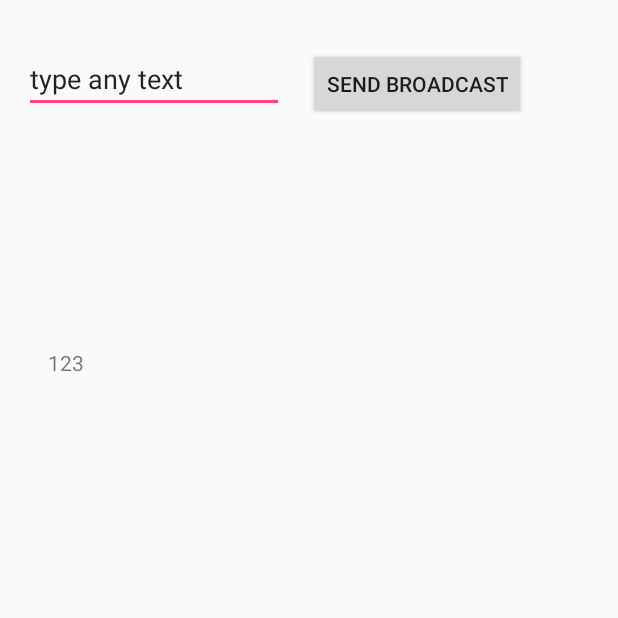
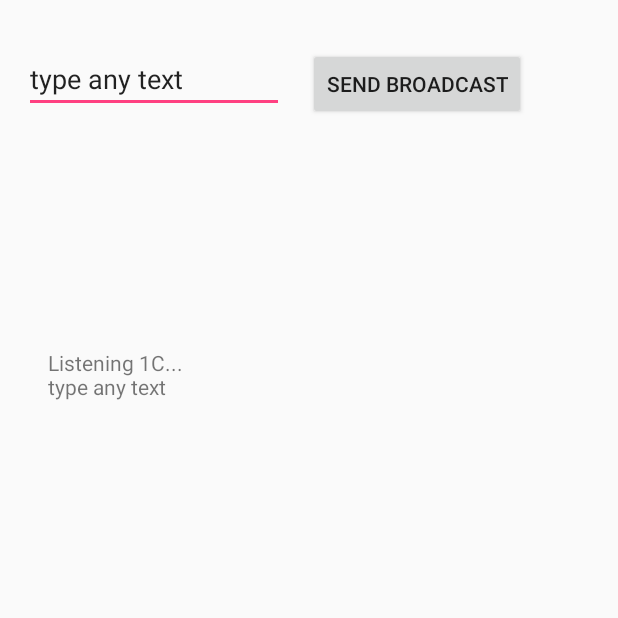
Before and after one commit to fanat1k/tcp-server, an Android app: the screen it shows after launch (MainActivity), after a tap on "SEND BROADCAST", on a phone screen of 412 x 824 dp, the top half of it. Run offline under Robolectric (Android 15) with nearby library versions, the phone set to English and light mode, and no system bars.

Commit message:
add client/server (update)

```diff
--- a/socket-server/app/src/main/java/com/pereginiak/tcp_server/MainActivity.java
+++ b/socket-server/app/src/main/java/com/pereginiak/tcp_server/MainActivity.java
@@ -82,9 +82,12 @@ public class MainActivity extends Activity {
         localBroadcastListener = new BroadcastReceiver() {
             @Override
             public void onReceive(Context context, Intent intent) {
-                Log.i(TAG, "onReceiveLocalBroadcast");
+                String inputMessage = intent.getStringExtra(Constants.EXTRA_MESSAGE);
+                Log.i(TAG, "onReceiveLocalBroadcast: " + inputMessage);
+
                 TextView outputView = (TextView) findViewById(R.id.outputView);
-                outputView.setText("123");
+                outputView.append("\n");
+                outputView.append(inputMessage);
             }
         };
 
--- a/socket-server/app/src/main/res/layout/activity_main.xml
+++ b/socket-server/app/src/main/res/layout/activity_main.xml
@@ -29,5 +29,6 @@
             android:layout_height="448dp"
             android:id="@+id/outputView" app:layout_constraintStart_toStartOf="parent" android:layout_marginStart="16dp"
             android:layout_marginEnd="16dp" app:layout_constraintEnd_toEndOf="parent" app:layout_constraintBottom_toBottomOf="parent"
-            android:layout_marginBottom="16dp" android:layout_marginTop="24dp" app:layout_constraintTop_toBottomOf="@+id/sendBroadcast"/>
+            android:layout_marginBottom="16dp" android:layout_marginTop="24dp" app:layout_constraintTop_toBottomOf="@+id/sendBroadcast"
+            android:text="Listening 1C..."/>
 </android.support.constraint.ConstraintLayout>
```
Also changed, not shown: 22 other files.
